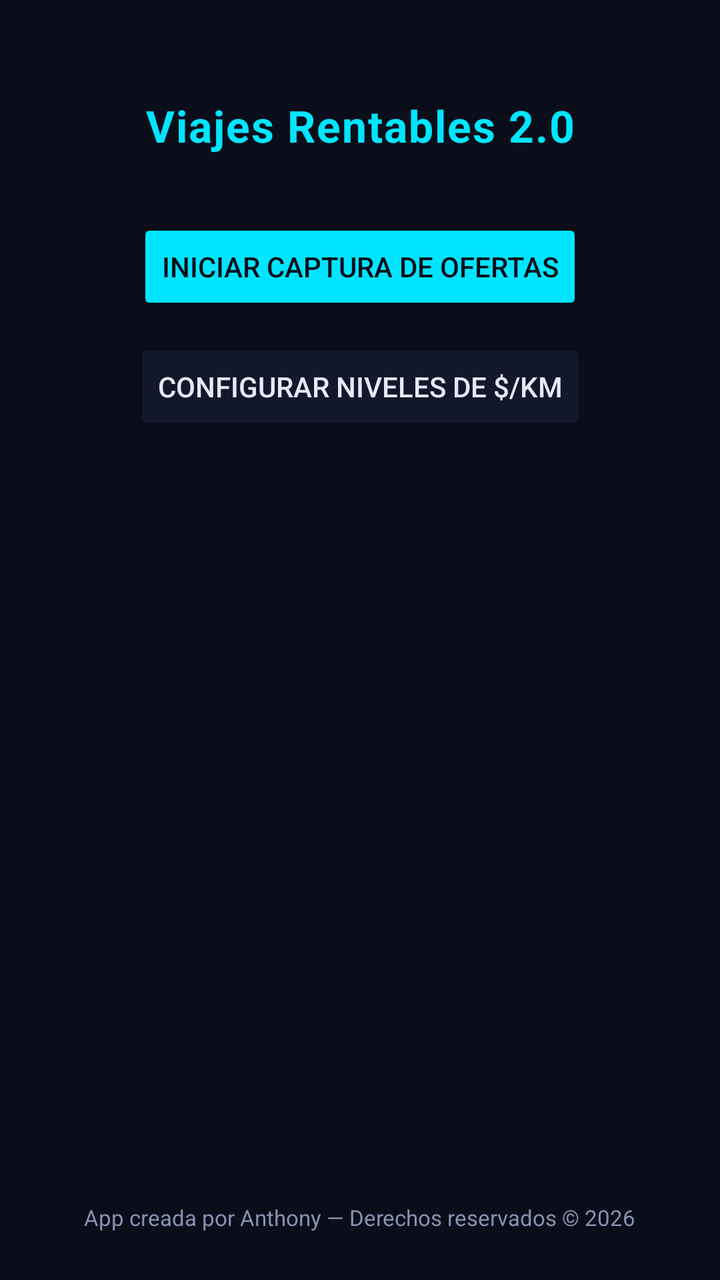
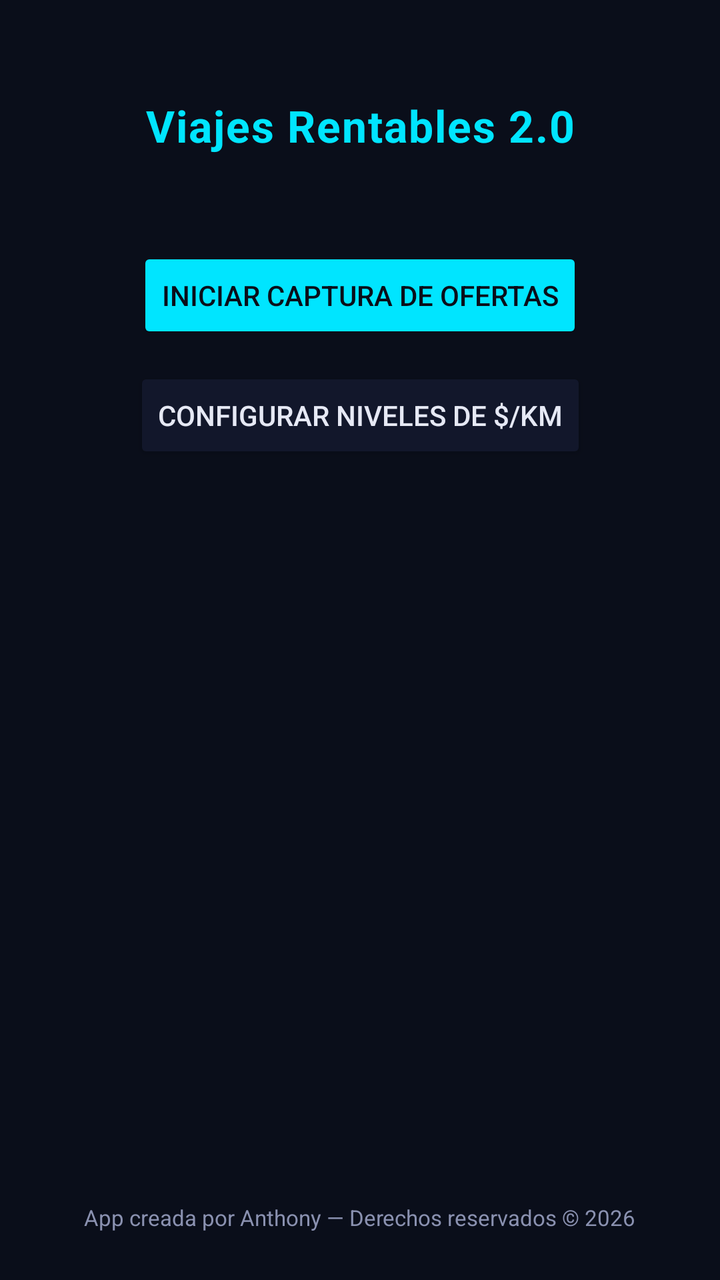

Two renders of the same Android screen: before a commit and after it. Below are the layout's source before the change and the commit's diff.
<!-- AndroidManifest.xml: application theme Theme.UberViajesAnthony -->
<!-- res/layout/activity_main.xml -->
<?xml version="1.0" encoding="utf-8"?>
<androidx.constraintlayout.widget.ConstraintLayout xmlns:android="http://schemas.android.com/apk/res/android"
    xmlns:app="http://schemas.android.com/apk/res-auto"
    android:layout_width="match_parent"
    android:layout_height="match_parent"
    android:background="@color/fondo">

    <TextView
        android:id="@+id/tvTitle"
        android:layout_width="wrap_content"
        android:layout_height="wrap_content"
        android:text="@string/app_name"
        android:textSize="22sp"
        android:textStyle="bold"
        android:textColor="@color/neon"
        android:letterSpacing="0.03"
        app:layout_constraintTop_toTopOf="parent"
        app:layout_constraintStart_toStartOf="parent"
        app:layout_constraintEnd_toEndOf="parent"
        android:layout_marginTop="48dp" />

    <Button
        android:id="@+id/btnStartCapture"
        android:layout_width="wrap_content"
        android:layout_height="wrap_content"
        android:text="Iniciar captura de ofertas"
        android:textColor="@color/fondo"
        android:backgroundTint="@color/neon"
        app:layout_constraintTop_toBottomOf="@id/tvTitle"
        app:layout_constraintStart_toStartOf="parent"
        app:layout_constraintEnd_toEndOf="parent"
        android:layout_marginTop="32dp" />

    <Button
        android:id="@+id/btnSettings"
        android:layout_width="wrap_content"
        android:layout_height="wrap_content"
        android:text="Configurar niveles de $/km"
        android:textColor="@color/texto"
        android:backgroundTint="@color/panel"
        app:layout_constraintTop_toBottomOf="@id/btnStartCapture"
        app:layout_constraintStart_toStartOf="parent"
        app:layout_constraintEnd_toEndOf="parent"
        android:layout_marginTop="12dp" />

    <TextView
        android:id="@+id/tvFooter"
        android:layout_width="wrap_content"
        android:layout_height="wrap_content"
        android:text="App creada por Anthony — Derechos reservados © 2026"
        android:textSize="11sp"
        android:textColor="@color/texto_tenue"
        app:layout_constraintBottom_toBottomOf="parent"
        app:layout_constraintStart_toStartOf="parent"
        app:layout_constraintEnd_toEndOf="parent"
        android:layout_marginBottom="24dp" />

</androidx.constraintlayout.widget.ConstraintLayout>
<!-- resources referenced by this layout -->
<resources>
  <color name="fondo">#0A0E1A</color>
  <color name="neon">#00E5FF</color>
  <color name="panel">#12172B</color>
  <color name="texto">#E6E9F5</color>
  <color name="texto_tenue">#8A91B0</color>
  <string name="app_name">Viajes Rentables 2.0</string>
  <style name="Theme.UberViajesAnthony" parent="Theme.MaterialComponents.NoActionBar">
          <item name="colorPrimary">@color/neon</item>
          <item name="colorPrimaryDark">@color/fondo</item>
          <item name="colorAccent">@color/neon</item>
          <item name="android:windowBackground">@color/fondo</item>
          <item name="android:textColorPrimary">@color/texto</item>
          <item name="colorButtonNormal">@color/panel</item>
      </style>
</resources>

<!-- the commit's change to res/layout/activity_main.xml (unified diff, before → after) -->
@@ -19,6 +19,17 @@
         app:layout_constraintEnd_toEndOf="parent"
         android:layout_marginTop="48dp" />
 
+    <TextView
+        android:id="@+id/tvLicenseInfo"
+        android:layout_width="wrap_content"
+        android:layout_height="wrap_content"
+        android:textSize="12sp"
+        android:textColor="@color/texto_tenue"
+        app:layout_constraintTop_toBottomOf="@id/tvTitle"
+        app:layout_constraintStart_toStartOf="parent"
+        app:layout_constraintEnd_toEndOf="parent"
+        android:layout_marginTop="6dp" />
+
     <Button
         android:id="@+id/btnStartCapture"
         android:layout_width="wrap_content"
@@ -26,10 +37,10 @@
         android:text="Iniciar captura de ofertas"
         android:textColor="@color/fondo"
         android:backgroundTint="@color/neon"
-        app:layout_constraintTop_toBottomOf="@id/tvTitle"
+        app:layout_constraintTop_toBottomOf="@id/tvLicenseInfo"
         app:layout_constraintStart_toStartOf="parent"
         app:layout_constraintEnd_toEndOf="parent"
-        android:layout_marginTop="32dp" />
+        android:layout_marginTop="24dp" />
 
     <Button
         android:id="@+id/btnSettings"
